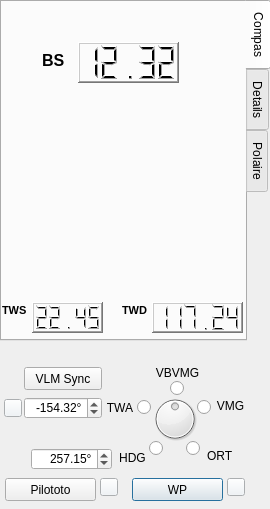
nohal/qtVlm, file src/plugins/newVlmBoard/BoardVlmNew.ui: the form before one commit.
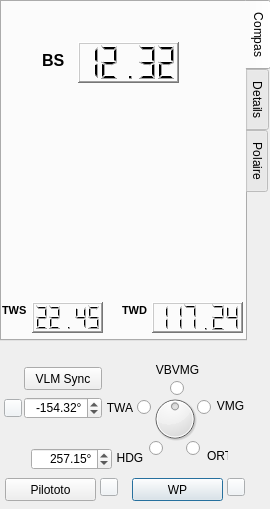
The form after the commit. Custom widgets are drawn as their Qt base class.

Diff of the .ui file:
```diff
--- a/src/plugins/newVlmBoard/BoardVlmNew.ui
+++ b/src/plugins/newVlmBoard/BoardVlmNew.ui
@@ -1214,7 +1214,7 @@
      <rect>
       <x>116</x>
       <y>110</y>
-      <width>33</width>
+      <width>28</width>
       <height>20</height>
      </rect>
     </property>
@@ -1242,7 +1242,7 @@
     <property name="geometry">
      <rect>
       <x>147</x>
-      <y>25</y>
+      <y>22</y>
       <width>61</width>
       <height>20</height>
      </rect>
@@ -1302,7 +1302,7 @@
      <rect>
       <x>207</x>
       <y>110</y>
-      <width>33</width>
+      <width>21</width>
       <height>16</height>
      </rect>
     </property>
```
